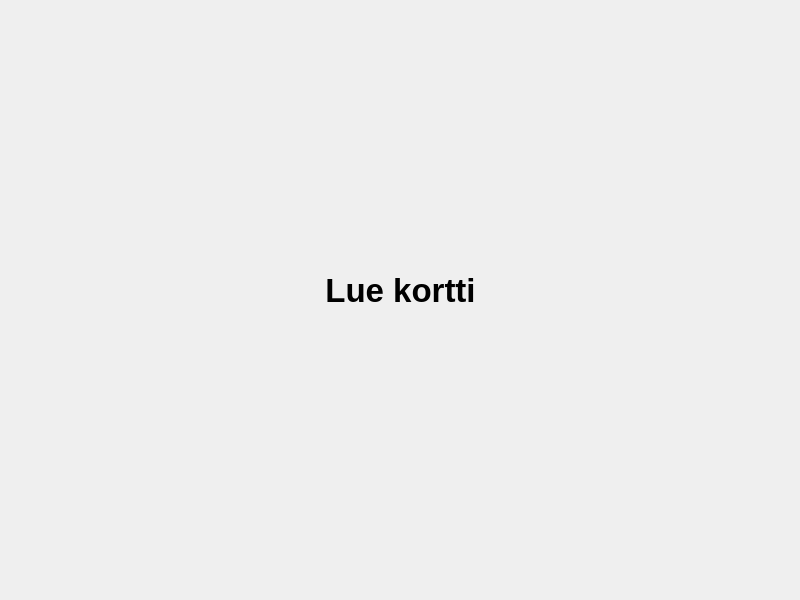
Above: frontend/atm/welcome.ui from rronkkeli/pankkiprojekti before the change. Below: the same form after it.
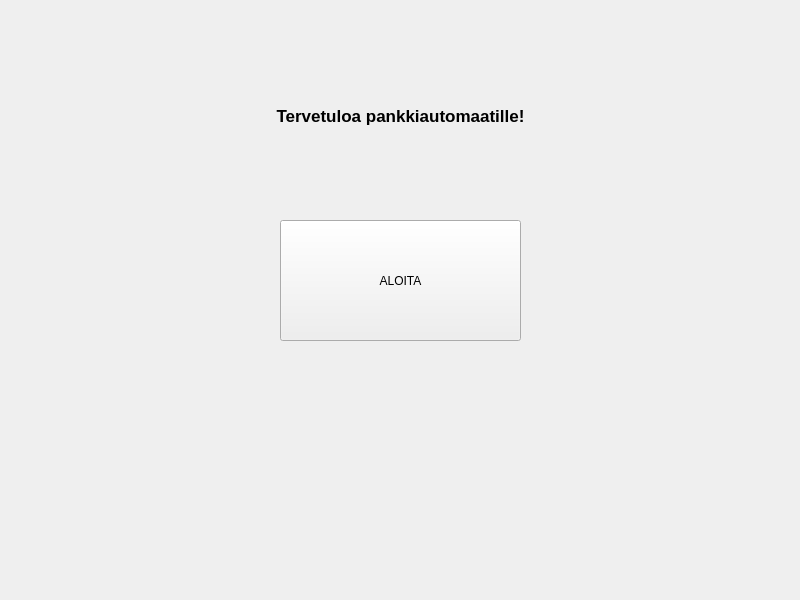
That is the form after the change.

Patch:
```diff
--- a/frontend/atm/welcome.ui
+++ b/frontend/atm/welcome.ui
@@ -13,11 +13,61 @@
   <property name="windowTitle">
    <string>Form</string>
   </property>
+  <widget class="QStackedWidget" name="message">
+   <property name="geometry">
+    <rect>
+     <x>0</x>
+     <y>-20</y>
+     <width>801</width>
+     <height>601</height>
+    </rect>
+   </property>
+   <property name="currentIndex">
+    <number>0</number>
+   </property>
+   <widget class="QWidget" name="start">
+    <widget class="QLabel" name="label_2">
+     <property name="geometry">
+      <rect>
+       <x>270</x>
+       <y>110</y>
+       <width>261</width>
+       <height>51</height>
+      </rect>
+     </property>
+     <property name="font">
+      <font>
+       <pointsize>13</pointsize>
+       <bold>true</bold>
+      </font>
+     </property>
+     <property name="text">
+      <string>Tervetuloa pankkiautomaatille!</string>
+     </property>
+     <property name="alignment">
+      <set>Qt::AlignCenter</set>
+     </property>
+    </widget>
+    <widget class="QPushButton" name="pbstart">
+     <property name="geometry">
+      <rect>
+       <x>280</x>
+       <y>240</y>
+       <width>241</width>
+       <height>121</height>
+      </rect>
+     </property>
+     <property name="text">
+      <string>ALOITA</string>
+     </property>
+    </widget>
+   </widget>
+   <widget class="QWidget" name="readcard">
   <widget class="QLabel" name="label">
    <property name="geometry">
     <rect>
      <x>300</x>
-     <y>250</y>
+       <y>260</y>
      <width>201</width>
      <height>81</height>
     </rect>
@@ -34,6 +84,45 @@
    <property name="alignment">
     <set>Qt::AlignCenter</set>
    </property>
+    </widget>
+   </widget>
+   <widget class="QWidget" name="cardreadernotfound">
+    <widget class="QLabel" name="label_3">
+     <property name="geometry">
+      <rect>
+       <x>0</x>
+       <y>260</y>
+       <width>801</width>
+       <height>81</height>
+      </rect>
+     </property>
+     <property name="font">
+      <font>
+       <pointsize>25</pointsize>
+       <bold>true</bold>
+      </font>
+     </property>
+     <property name="text">
+      <string>Virhe yhdistettäessä kortinlukijaan</string>
+     </property>
+     <property name="alignment">
+      <set>Qt::AlignCenter</set>
+     </property>
+    </widget>
+    <widget class="QPushButton" name="pbok">
+     <property name="geometry">
+      <rect>
+       <x>350</x>
+       <y>380</y>
+       <width>101</width>
+       <height>71</height>
+      </rect>
+     </property>
+     <property name="text">
+      <string>OK</string>
+     </property>
+    </widget>
+   </widget>
   </widget>
  </widget>
  <resources/>
```
Lines whose indentation alone changed are shown as unchanged.
